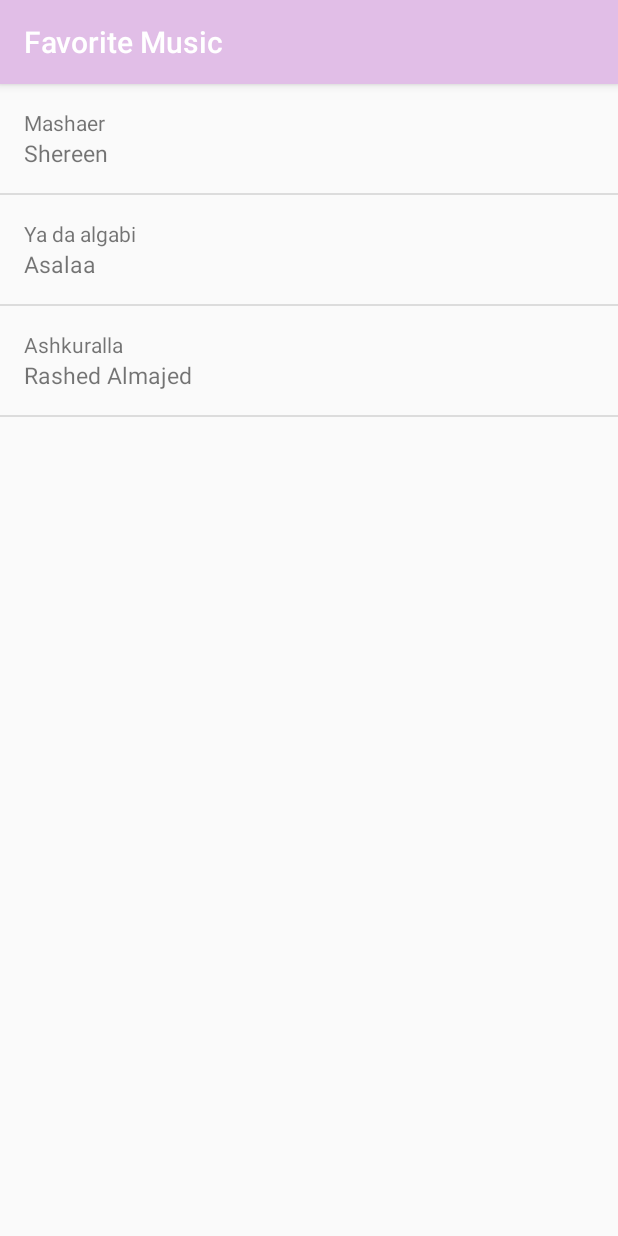
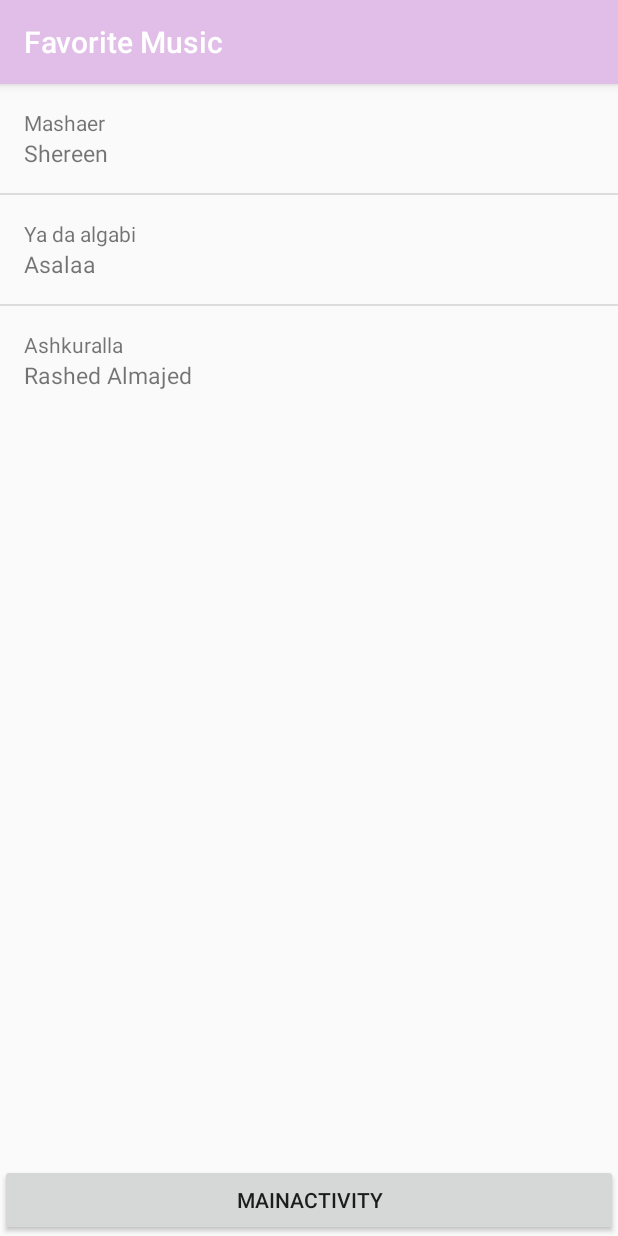
Before and after one commit to ebteesaam/MusicalApp, an Android app: the screen it shows after launch (FavoriteActivity), after a tap on "Favorite", on a phone screen of 412 x 824 dp. Run offline under Robolectric (Android 15) with nearby library versions, the phone set to English and light mode, and no system bars.

Commit message:
after added button

```diff
--- a/app/src/main/java/com/example/android/musicalapp/FavoriteActivity.java
+++ b/app/src/main/java/com/example/android/musicalapp/FavoriteActivity.java
@@ -1,8 +1,11 @@
 package com.example.android.musicalapp;
 
+import android.content.Intent;
 import android.support.v7.app.AppCompatActivity;
 import android.os.Bundle;
 import android.util.Log;
+import android.view.View;
+import android.widget.Button;
 import android.widget.ListView;
 
 import java.util.ArrayList;
@@ -13,6 +16,16 @@ public class FavoriteActivity extends AppCompatActivity {
     protected void onCreate(Bundle savedInstanceState) {
         super.onCreate(savedInstanceState);
         setContentView(R.layout.music_list);
+
+        Button b3=findViewById(R.id.button3);
+
+        b3.setOnClickListener(new View.OnClickListener() {
+            @Override
+            public void onClick(View view) {
+                Intent intent=new Intent(FavoriteActivity.this,MainActivity.class);
+                startActivity(intent);
+            }
+        });
 
         ArrayList<Music> music = new ArrayList<Music>();
 
--- a/app/src/main/java/com/example/android/musicalapp/MainActivity.java
+++ b/app/src/main/java/com/example/android/musicalapp/MainActivity.java
@@ -4,6 +4,7 @@ import android.content.Intent;
 import android.support.v7.app.AppCompatActivity;
 import android.os.Bundle;
 import android.view.View;
+import android.widget.Button;
 import android.widget.LinearLayout;
 
 public class MainActivity extends AppCompatActivity {
@@ -15,6 +16,25 @@ public class MainActivity extends AppCompatActivity {
 
         LinearLayout favorite=(LinearLayout)findViewById(R.id.line1);
         LinearLayout popular=(LinearLayout)findViewById(R.id.line2);
+        Button b1=findViewById(R.id.button);
+        Button b2=findViewById(R.id.button2);
+
+        b1.setOnClickListener(new View.OnClickListener() {
+            @Override
+            public void onClick(View view) {
+                Intent intent=new Intent(MainActivity.this, FavoriteActivity.class);
+                startActivity(intent);
+            }
+        });
+
+        b2.setOnClickListener(new View.OnClickListener() {
+            @Override
+            public void onClick(View view) {
+                Intent intent=new Intent(MainActivity.this, FavoriteActivity.class);
+                startActivity(intent);
+            }
+        });
+
 
         favorite.setOnClickListener(new View.OnClickListener() {
             @Override
--- a/app/src/main/java/com/example/android/musicalapp/Music.java
+++ b/app/src/main/java/com/example/android/musicalapp/Music.java
@@ -6,11 +6,11 @@ package com.example.android.musicalapp;
 
 public class Music {
     private String NameOfTheMusic;
-    private String NameOftheArtist;
+    private String NameOfTheArtist;
 
 
     public Music(String nameOftheArtist, String nameOfTheMusic) {
-        NameOftheArtist = nameOftheArtist;
+        NameOfTheArtist = nameOftheArtist;
         NameOfTheMusic = nameOfTheMusic;
     }
 
@@ -20,6 +20,6 @@ public class Music {
     }
 
     public String getNameOftheArtist() {
-        return NameOftheArtist;
+        return NameOfTheArtist;
     }
 }
--- a/app/src/main/res/layout/list_music.xml
+++ b/app/src/main/res/layout/list_music.xml
@@ -22,4 +22,6 @@
             tools:text="Artist" />
 
 
+
+
 </LinearLayout>
--- a/app/src/main/res/layout/music_list.xml
+++ b/app/src/main/res/layout/music_list.xml
@@ -1,11 +1,24 @@
 <?xml version="1.0" encoding="utf-8"?>
+<RelativeLayout
+    xmlns:android="http://schemas.android.com/apk/res/android"
+    android:layout_width="match_parent"
+    android:layout_height="match_parent"
+    xmlns:tools="http://schemas.android.com/tools">
 <ListView
-    xmlns:android="http://schemas.android.com/apk/res/android"
+
     android:id="@+id/list"
     android:orientation="vertical"
     android:layout_width="match_parent"
-    android:layout_height="match_parent"
+    android:layout_height="wrap_content"
     xmlns:tools="http://schemas.android.com/tools"
-    >
+    ></ListView>
 
-</ListView>
+    <Button
+        android:id="@+id/button3"
+        android:layout_width="match_parent"
+        android:layout_height="wrap_content"
+        android:text="mainactivity"
+        android:layout_alignParentBottom="true"/>
+
+
+</RelativeLayout>
```
Also changed, not shown: app/src/main/java/com/example/android/musicalapp/PopularActivity.java (+13 -0 lines), app/src/main/res/layout/activity_main.xml (+11 -0 lines).
